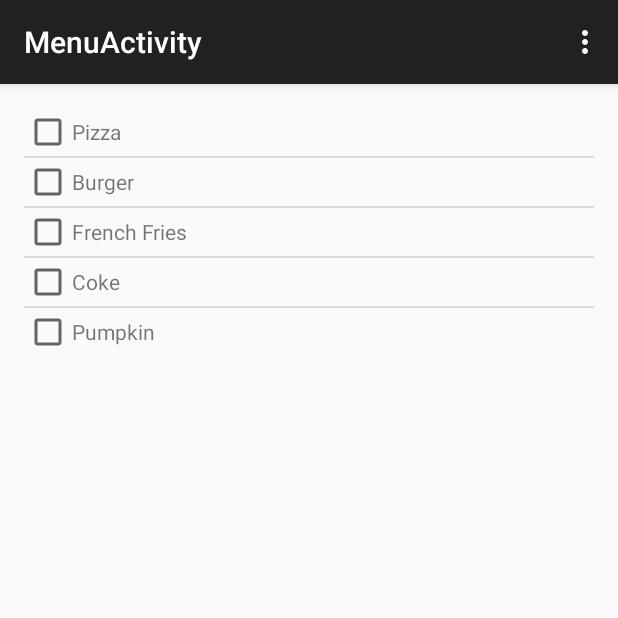
After one commit to supriyaraj94/TrainBuddy, an Android app: the MenuActivity screen opened directly, with no data from a screen before it, on a phone screen of 412 x 824 dp, the top half of it. The commit adds this screen. Run offline under Robolectric (Android 15) with nearby library versions, the light colour scheme and no system bars.

Commit message:
Updated Food App, Yet To Implement Billing

```diff
--- a/UserApp/FoodMenu/app/src/main/AndroidManifest.xml
+++ b/UserApp/FoodMenu/app/src/main/AndroidManifest.xml
@@ -24,6 +24,10 @@
             android:name=".ShopsActivity"
             android:label="@string/title_activity_shops" >
         </activity>
+        <activity
+            android:name=".MenuActivity"
+            android:label="@string/title_activity_menu" >
+        </activity>
     </application>
 
 </manifest>
--- /dev/null
+++ b/UserApp/FoodMenu/app/src/main/java/com/example/nihal/foodmenu/MenuActivity.java
@@ -0,0 +1,54 @@
+package com.example.nihal.foodmenu;
+
+import android.support.v7.app.ActionBarActivity;
+import android.os.Bundle;
+import android.view.Menu;
+import android.view.MenuItem;
+import android.widget.ListView;
+
+
+public class MenuActivity extends ActionBarActivity {
+
+    ListView menuList;
+
+    @Override
+    protected void onCreate(Bundle savedInstanceState) {
+        super.onCreate(savedInstanceState);
+        setContentView(R.layout.menu);
+        String[] foodList = {"Pizza", "Burger", "French Fries", "Coke", "Pumpkin"};
+        createMenu(foodList);
+    }
+
+
+    private void createMenu(String[] foodList){
+        menuList = (ListView) findViewById(R.id.menuListView);
+        Model[] modelItems = new Model[foodList.length];
+        for(int i = 0; i< foodList.length;i++)
+            modelItems[i] = new Model(foodList[i], 0);
+
+        CustomAdapter adapter = new CustomAdapter(this, modelItems);
+        menuList.setAdapter(adapter);
+    }
+
+    @Override
+    public boolean onCreateOptionsMenu(Menu menu) {
+        // Inflate the menu; this adds items to the action bar if it is present.
+        getMenuInflater().inflate(R.menu.menu_menu, menu);
+        return true;
+    }
+
+    @Override
+    public boolean onOptionsItemSelected(MenuItem item) {
+        // Handle action bar item clicks here. The action bar will
+        // automatically handle clicks on the Home/Up button, so long
+        // as you specify a parent activity in AndroidManifest.xml.
+        int id = item.getItemId();
+
+        //noinspection SimplifiableIfStatement
+        if (id == R.id.action_settings) {
+            return true;
+        }
+
+        return super.onOptionsItemSelected(item);
+    }
+}
--- a/UserApp/FoodMenu/app/src/main/res/layout/activity_main.xml
+++ b/UserApp/FoodMenu/app/src/main/res/layout/activity_main.xml
@@ -3,11 +3,7 @@
     android:layout_width="match_parent"
     android:layout_height="match_parent"
     android:orientation="horizontal" >
-    <CheckBox
-        android:id="@+id/checkBox1"
-        android:layout_width="wrap_content"
-        android:layout_height="wrap_content"
-        android:text="" />
+
     <ListView
         android:id="@+id/listView1"
         android:layout_width="match_parent"
--- /dev/null
+++ b/UserApp/FoodMenu/app/src/main/res/layout/menu.xml
@@ -0,0 +1,14 @@
+<RelativeLayout xmlns:android="http://schemas.android.com/apk/res/android"
+    xmlns:tools="http://schemas.android.com/tools" android:layout_width="match_parent"
+    android:layout_height="match_parent" android:paddingLeft="@dimen/activity_horizontal_margin"
+    android:paddingRight="@dimen/activity_horizontal_margin"
+    android:paddingTop="@dimen/activity_vertical_margin"
+    android:paddingBottom="@dimen/activity_vertical_margin"
+    tools:context="com.example.nihal.foodmenu.MenuActivity">
+
+    <ListView
+        android:id="@+id/menuListView"
+        android:layout_width="match_parent"
+        android:layout_height="wrap_content" >
+    </ListView>
+</RelativeLayout>
--- /dev/null
+++ b/UserApp/FoodMenu/app/src/main/res/menu/menu_menu.xml
@@ -0,0 +1,7 @@
+<menu xmlns:android="http://schemas.android.com/apk/res/android"
+    xmlns:app="http://schemas.android.com/apk/res-auto"
+    xmlns:tools="http://schemas.android.com/tools"
+    tools:context="com.example.nihal.foodmenu.MenuActivity">
+    <item android:id="@+id/action_settings" android:title="@string/action_settings"
+        android:orderInCategory="100" app:showAsAction="never" />
+</menu>
--- a/UserApp/FoodMenu/app/src/main/res/values/strings.xml
+++ b/UserApp/FoodMenu/app/src/main/res/values/strings.xml
@@ -5,4 +5,5 @@
     <string name="action_settings">Settings</string>
     <string name="title_activity_blank_check">BlankCheck</string>
     <string name="title_activity_shops">ShopsActivity</string>
+    <string name="title_activity_menu">MenuActivity</string>
 </resources>
```
Also changed, not shown: UserApp/FoodMenu/app/src/main/java/com/example/nihal/foodmenu/ShopsActivity.java (+14 -0 lines).
